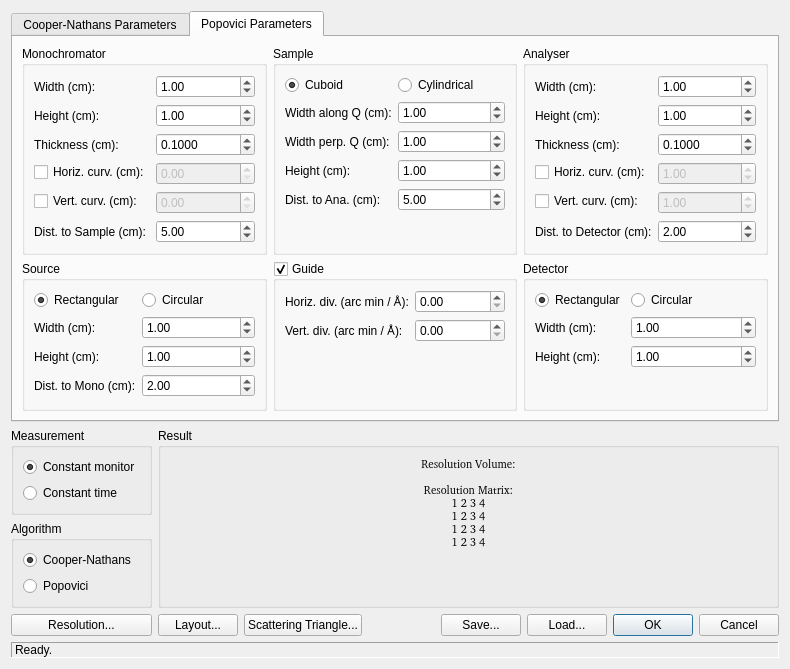
The window that ui/reso.ui (tweber-ill/frm_mirror-miezetools) describes before a commit, drawn with Qt 5.
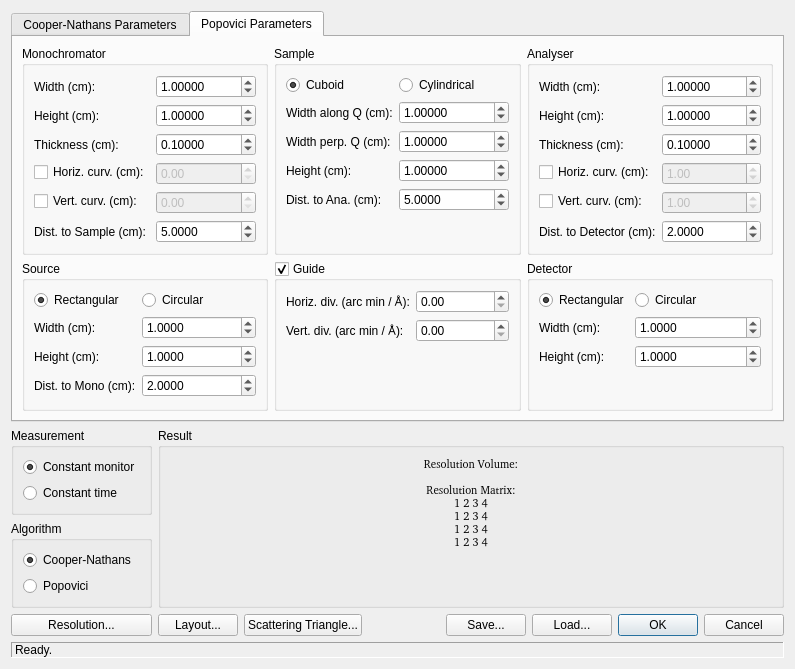
The same window after the commit. The open tabs and pages were chosen to show the change.

```diff
--- a/ui/reso.ui
+++ b/ui/reso.ui
@@ -6,7 +6,7 @@
    <rect>
     <x>0</x>
     <y>0</y>
-    <width>790</width>
+    <width>795</width>
     <height>602</height>
    </rect>
   </property>
@@ -551,6 +551,9 @@
           </item>
           <item row="0" column="1">
            <widget class="QDoubleSpinBox" name="spinAnaW">
+            <property name="decimals">
+             <number>5</number>
+            </property>
             <property name="maximum">
              <double>999.000000000000000</double>
             </property>
@@ -568,6 +571,9 @@
           </item>
           <item row="1" column="1">
            <widget class="QDoubleSpinBox" name="spinAnaH">
+            <property name="decimals">
+             <number>5</number>
+            </property>
             <property name="maximum">
              <double>999.000000000000000</double>
             </property>
@@ -586,7 +592,7 @@
           <item row="2" column="1">
            <widget class="QDoubleSpinBox" name="spinAnaThick">
             <property name="decimals">
-             <number>4</number>
+             <number>5</number>
             </property>
             <property name="maximum">
              <double>999.000000000000000</double>
@@ -641,6 +647,9 @@
           </item>
           <item row="5" column="1">
            <widget class="QDoubleSpinBox" name="spinDistAnaDet">
+            <property name="decimals">
+             <number>4</number>
+            </property>
             <property name="maximum">
              <double>999.000000000000000</double>
             </property>
@@ -752,6 +761,9 @@
           </item>
           <item row="1" column="1">
            <widget class="QDoubleSpinBox" name="spinDetW">
+            <property name="decimals">
+             <number>4</number>
+            </property>
             <property name="maximum">
              <double>999.000000000000000</double>
             </property>
@@ -769,6 +781,9 @@
           </item>
           <item row="2" column="1">
            <widget class="QDoubleSpinBox" name="spinDetH">
+            <property name="decimals">
+             <number>4</number>
+            </property>
             <property name="maximum">
              <double>999.000000000000000</double>
             </property>
@@ -795,6 +810,9 @@
           </item>
           <item row="0" column="1">
            <widget class="QDoubleSpinBox" name="spinMonoW">
+            <property name="decimals">
+             <number>5</number>
+            </property>
             <property name="maximum">
              <double>999.000000000000000</double>
             </property>
@@ -812,6 +830,9 @@
           </item>
           <item row="1" column="1">
            <widget class="QDoubleSpinBox" name="spinMonoH">
+            <property name="decimals">
+             <number>5</number>
+            </property>
             <property name="maximum">
              <double>999.000000000000000</double>
             </property>
@@ -830,7 +851,7 @@
           <item row="2" column="1">
            <widget class="QDoubleSpinBox" name="spinMonoThick">
             <property name="decimals">
-             <number>4</number>
+             <number>5</number>
             </property>
             <property name="maximum">
              <double>999.000000000000000</double>
@@ -873,6 +894,9 @@
           </item>
           <item row="5" column="1">
            <widget class="QDoubleSpinBox" name="spinDistMonoSample">
+            <property name="decimals">
+             <number>4</number>
+            </property>
             <property name="maximum">
              <double>999.000000000000000</double>
             </property>
@@ -923,6 +947,9 @@
           </item>
           <item row="1" column="1">
            <widget class="QDoubleSpinBox" name="spinSrcW">
+            <property name="decimals">
+             <number>4</number>
+            </property>
             <property name="maximum">
              <double>999.000000000000000</double>
             </property>
@@ -940,6 +967,9 @@
           </item>
           <item row="2" column="1">
            <widget class="QDoubleSpinBox" name="spinSrcH">
+            <property name="decimals">
+             <number>4</number>
+            </property>
             <property name="maximum">
              <double>999.000000000000000</double>
             </property>
@@ -957,6 +987,9 @@
           </item>
           <item row="3" column="1">
            <widget class="QDoubleSpinBox" name="spinDistSrcMono">
+            <property name="decimals">
+             <number>4</number>
+            </property>
             <property name="maximum">
              <double>999.000000000000000</double>
             </property>
@@ -1000,6 +1033,9 @@
           </item>
           <item row="1" column="1">
            <widget class="QDoubleSpinBox" name="spinSampleW_Q">
+            <property name="decimals">
+             <number>5</number>
+            </property>
             <property name="maximum">
              <double>999.000000000000000</double>
             </property>
@@ -1017,6 +1053,9 @@
           </item>
           <item row="2" column="1">
            <widget class="QDoubleSpinBox" name="spinSampleW_perpQ">
+            <property name="decimals">
+             <number>5</number>
+            </property>
             <property name="maximum">
              <double>999.000000000000000</double>
             </property>
@@ -1034,6 +1073,9 @@
           </item>
           <item row="3" column="1">
            <widget class="QDoubleSpinBox" name="spinSampleH">
+            <property name="decimals">
+             <number>5</number>
+            </property>
             <property name="maximum">
              <double>999.000000000000000</double>
             </property>
@@ -1051,6 +1093,9 @@
           </item>
           <item row="4" column="1">
            <widget class="QDoubleSpinBox" name="spinDistSampleAna">
+            <property name="decimals">
+             <number>4</number>
+            </property>
             <property name="maximum">
              <double>999.000000000000000</double>
             </property>
```
Left out of the diff: 80 changed lines with no effect on the pictures.
